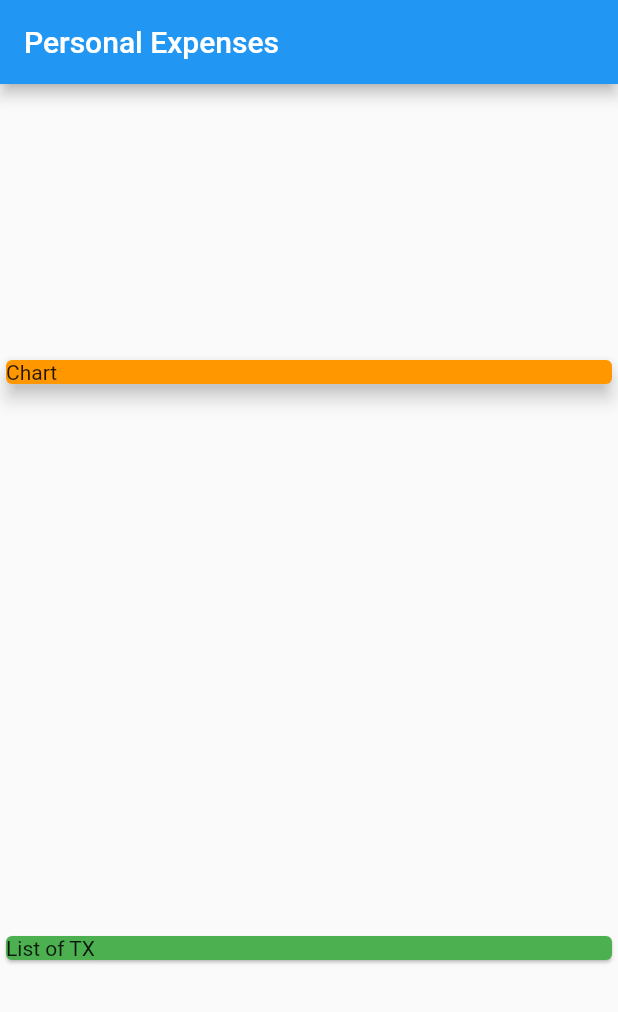
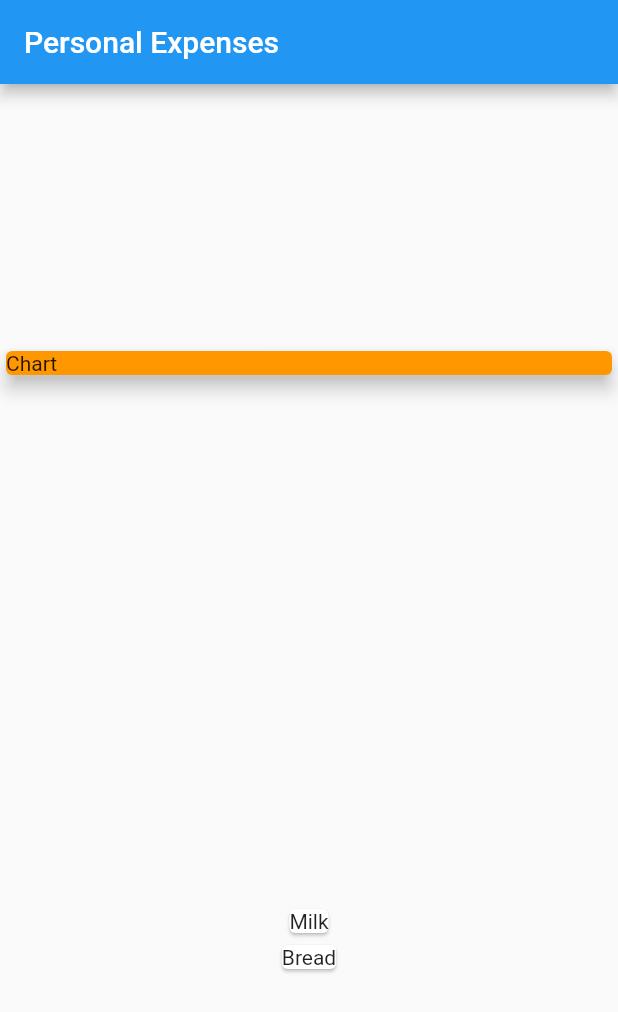
Before and after one commit to t-kowalewski/my_expenses, a Flutter app: the screen it shows after launch, on a phone screen of 412 x 824 dp. Shown: the top 1012 px of the screen. Run offline on Flutter 3.47's test engine with Material 2 defaults, Android fonts, the phone set to English and light mode, and no system bars.

Commit message:
add .map() to list transactions

```diff
--- a/lib/main.dart
+++ b/lib/main.dart
@@ -50,9 +50,12 @@ class MyHomePage extends StatelessWidget {
             ),
           ),
           // List of Transactions
-          Card(
-            color: Colors.green,
-            child: Text('List of TX'),
+          Column(
+            children: transactions.map((item) {
+              return Card(
+                child: Text(item.title),
+              );
+            }).toList(),
           ),
         ],
       ),
```
